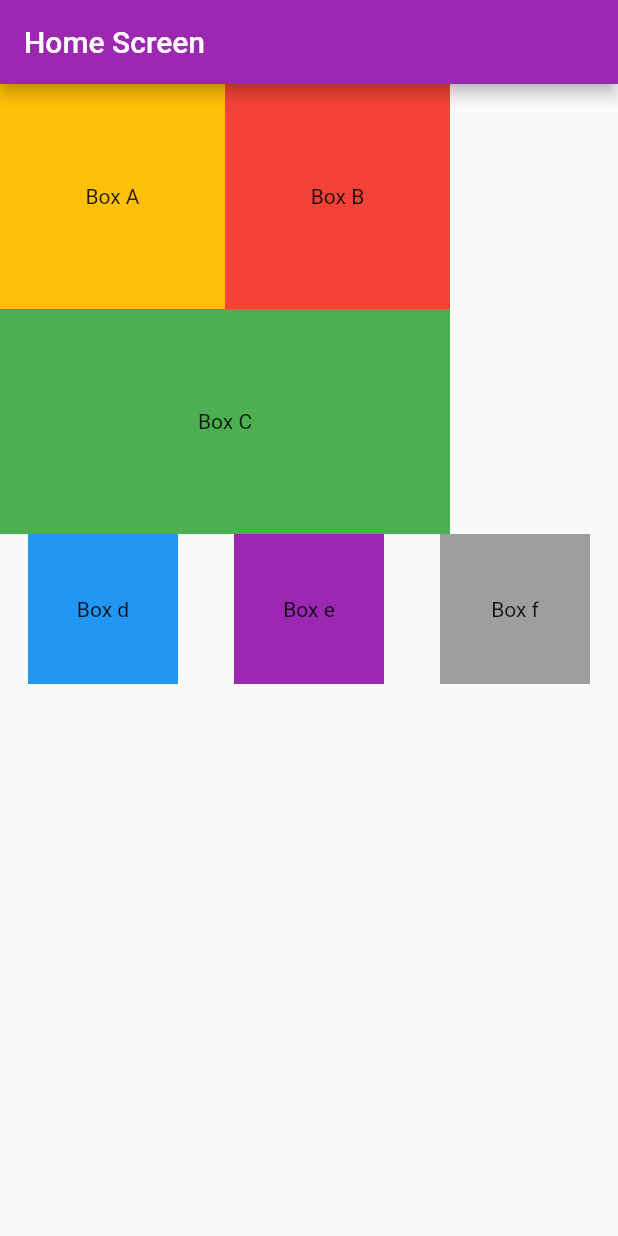
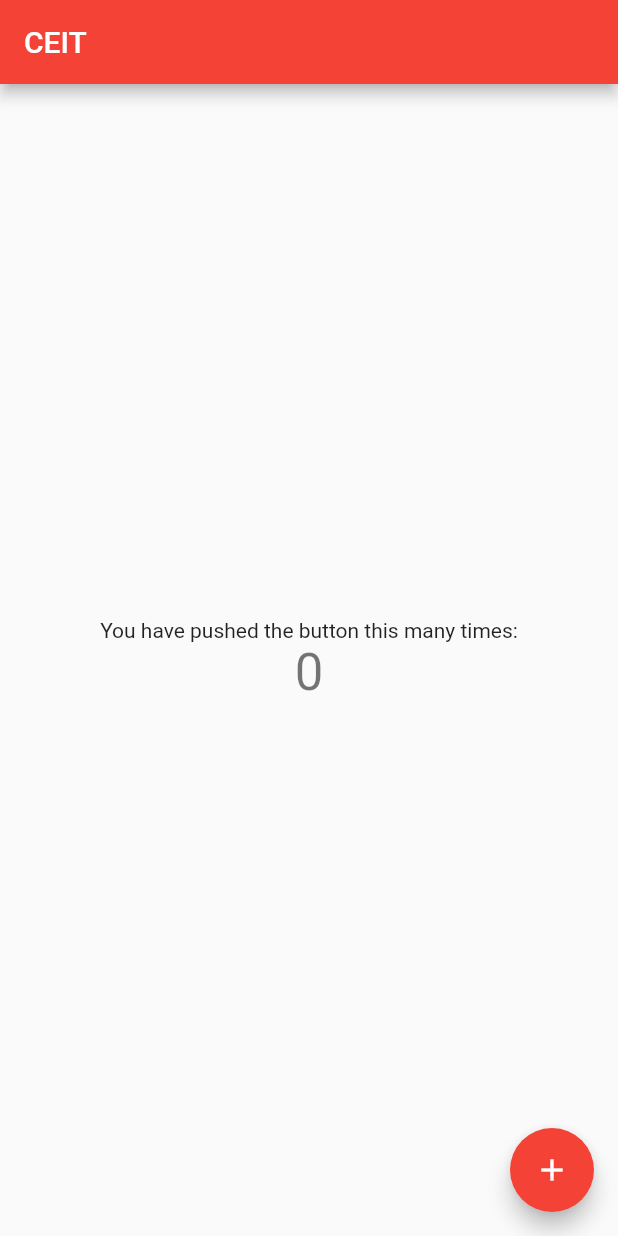
Before and after one commit to saypadith/flutter_class_2nd_semester_2022, a Flutter app: the screen it shows after launch, on a phone screen of 412 x 824 dp. Run offline on Flutter 3.47's test engine with Material 2 defaults, Android fonts, the phone set to English and light mode, and no system bars.

```diff
--- a/lib/home_screen.dart
+++ /dev/null
@@ -1,77 +0,0 @@
-import 'package:flutter/material.dart';
-
-class HomeScreen extends StatelessWidget {
-  const HomeScreen({super.key});
-
-  @override
-  Widget build(BuildContext context) {
-    return Scaffold(
-      appBar: AppBar(
-        title: Text("Home Screen"),
-      ),
-      body: Column(
-        crossAxisAlignment: CrossAxisAlignment.start,
-        children: [
-          Row(
-            children: [
-              Container(
-                width: 150,
-                height: 150,
-                color: Colors.amber,
-                child: Center(
-                  child: Text("Box A"),
-                ),
-              ),
-              Container(
-                width: 150,
-                height: 150,
-                color: Colors.red,
-                child: Center(
-                  child: Text("Box B"),
-                ),
-              ),
-            ],
-          ),
-          Container(
-            width: 300,
-            height: 150,
-            color: Colors.green,
-            child: Center(
-              child: Text("Box C"),
-            ),
-          ),
-          Row(
-            crossAxisAlignment: CrossAxisAlignment.start,
-            mainAxisAlignment: MainAxisAlignment.spaceAround,
-            children: [
-              Container(
-                width: 100,
-                height: 100,
-                color: Colors.blue,
-                child: Center(
-                  child: Text("Box d"),
-                ),
-              ),
-              Container(
-                width: 100,
-                height: 100,
-                color: Colors.purple,
-                child: Center(
-                  child: Text("Box e"),
-                ),
-              ),
-              Container(
-                width: 100,
-                height: 100,
-                color: Colors.grey,
-                child: Center(
-                  child: Text("Box f"),
-                ),
-              ),
-            ],
-          ),
-        ],
-      ),
-    );
-  }
-}
--- a/lib/main.dart
+++ b/lib/main.dart
@@ -1,5 +1,4 @@
 import 'package:flutter/material.dart';
-import 'package:flutter_ceit/home_screen.dart';
 
 void main() {
   runApp(const MyApp());
@@ -13,11 +12,95 @@ class MyApp extends StatelessWidget {
   Widget build(BuildContext context) {
     return MaterialApp(
       title: 'Flutter Demo',
-      debugShowCheckedModeBanner: false,
       theme: ThemeData(
-        primarySwatch: Colors.purple,
+        primarySwatch: Colors.red,
       ),
-      home: HomeScreen(),
+      home: const MyHomePage(title: 'CEIT'),
     );
   }
 }
+
+class MyHomePage extends StatefulWidget {
+  const MyHomePage({super.key, required this.title});
+
+  // This widget is the home page of your application. It is stateful, meaning
+  // that it has a State object (defined below) that contains fields that affect
+  // how it looks.
+
+  // This class is the configuration for the state. It holds the values (in this
+  // case the title) provided by the parent (in this case the App widget) and
+  // used by the build method of the State. Fields in a Widget subclass are
+  // always marked "final".
+
+  final String title;
+
+  @override
+  State<MyHomePage> createState() => _MyHomePageState();
+}
+
+class _MyHomePageState extends State<MyHomePage> {
+  int _counter = 0;
+
+  void _incrementCounter() {
+    setState(() {
+      // This call to setState tells the Flutter framework that something has
+      // changed in this State, which causes it to rerun the build method below
+      // so that the display can reflect the updated values. If we changed
+      // _counter without calling setState(), then the build method would not be
+      // called again, and so nothing would appear to happen.
+      _counter++;
+    });
+  }
+
+  @override
+  Widget build(BuildContext context) {
+    // This method is rerun every time setState is called, for instance as done
+    // by the _incrementCounter method above.
+    //
+    // The Flutter framework has been optimized to make rerunning build methods
+    // fast, so that you can just rebuild anything that needs updating rather
+    // than having to individually change instances of widgets.
+    return Scaffold(
+      appBar: AppBar(
+        // Here we take the value from the MyHomePage object that was created by
+        // the App.build method, and use it to set our appbar title.
+        title: Text(widget.title),
+      ),
+      body: Center(
+        // Center is a layout widget. It takes a single child and positions it
+        // in the middle of the parent.
+        child: Column(
+          // Column is also a layout widget. It takes a list of children and
+          // arranges them vertically. By default, it sizes itself to fit its
+          // children horizontally, and tries to be as tall as its parent.
+          //
+          // Invoke "debug painting" (press "p" in the console, choose the
+          // "Toggle Debug Paint" action from the Flutter Inspector in Android
+          // Studio, or the "Toggle Debug Paint" command in Visual Studio Code)
+          // to see the wireframe for each widget.
+          //
+          // Column has various properties to control how it sizes itself and
+          // how it positions its children. Here we use mainAxisAlignment to
+          // center the children vertically; the main axis here is the vertical
+          // axis because Columns are vertical (the cross axis would be
+          // horizontal).
+          mainAxisAlignment: MainAxisAlignment.center,
+          children: <Widget>[
+            const Text(
+              'You have pushed the button this many times:',
+            ),
+            Text(
+              '$_counter',
+              style: Theme.of(context).textTheme.headlineMedium,
+            ),
+          ],
+        ),
+      ),
+      floatingActionButton: FloatingActionButton(
+        onPressed: _incrementCounter,
+        tooltip: 'Increment',
+        child: const Icon(Icons.add),
+      ), // This trailing comma makes auto-formatting nicer for build methods.
+    );
+  }
+}
```
